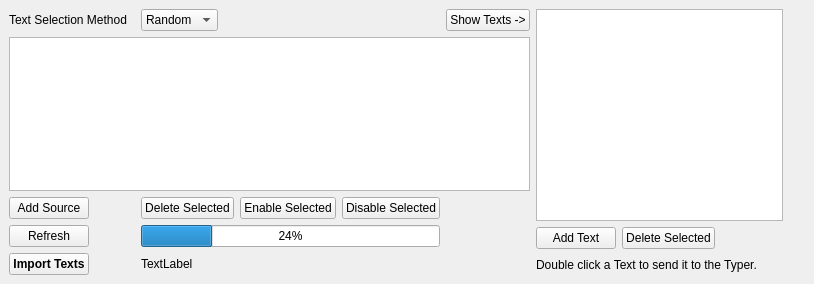
Before: the Qt Designer form textmanager.ui in coryo/amphetype2, drawn with Qt 5.
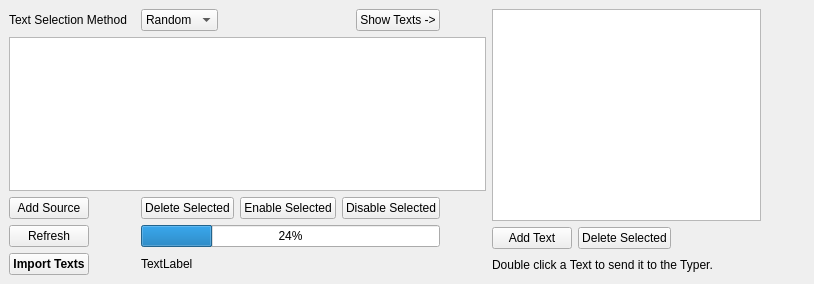
After: the same form once the commit is applied.

```diff
--- a/textmanager.ui
+++ b/textmanager.ui
@@ -133,22 +133,6 @@
           </property>
          </widget>
         </item>
-        <item row="2" column="5">
-         <widget class="QPushButton" name="showTextsButton">
-          <property name="sizePolicy">
-           <sizepolicy hsizetype="Fixed" vsizetype="Fixed">
-            <horstretch>0</horstretch>
-            <verstretch>0</verstretch>
-           </sizepolicy>
-          </property>
-          <property name="layoutDirection">
-           <enum>Qt::RightToLeft</enum>
-          </property>
-          <property name="text">
-           <string>Show Texts -&gt;</string>
-          </property>
-         </widget>
-        </item>
         <item row="4" column="3">
          <widget class="QPushButton" name="enableSourceButton">
           <property name="sizePolicy">
@@ -242,22 +226,6 @@
           </property>
          </spacer>
         </item>
-        <item row="2" column="3" colspan="2">
-         <spacer name="horizontalSpacer_3">
-          <property name="orientation">
-           <enum>Qt::Horizontal</enum>
-          </property>
-          <property name="sizeType">
-           <enum>QSizePolicy::Preferred</enum>
-          </property>
-          <property name="sizeHint" stdset="0">
-           <size>
-            <width>40</width>
-            <height>20</height>
-           </size>
-          </property>
-         </spacer>
-        </item>
         <item row="4" column="1" rowspan="3">
          <spacer name="horizontalSpacer_6">
           <property name="orientation">
@@ -287,6 +255,22 @@
           </property>
          </widget>
         </item>
+        <item row="2" column="4">
+         <widget class="QPushButton" name="showTextsButton">
+          <property name="sizePolicy">
+           <sizepolicy hsizetype="Fixed" vsizetype="Fixed">
+            <horstretch>0</horstretch>
+            <verstretch>0</verstretch>
+           </sizepolicy>
+          </property>
+          <property name="layoutDirection">
+           <enum>Qt::RightToLeft</enum>
+          </property>
+          <property name="text">
+           <string>Show Texts -&gt;</string>
+          </property>
+         </widget>
+        </item>
        </layout>
       </item>
      </layout>
```
